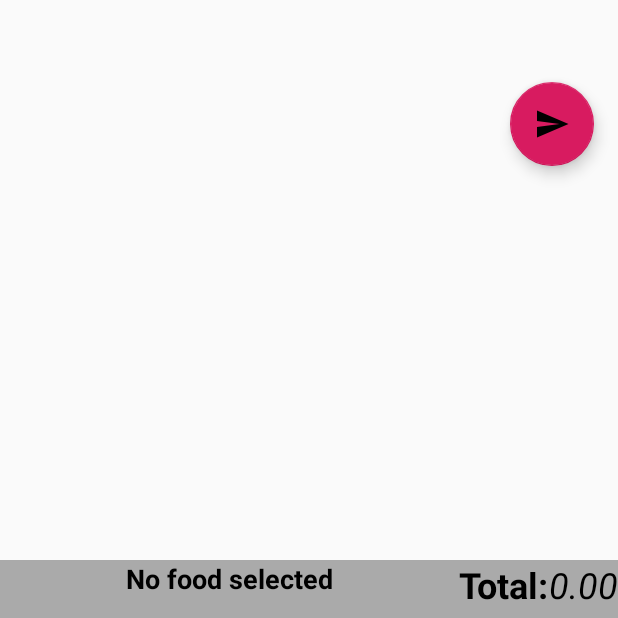
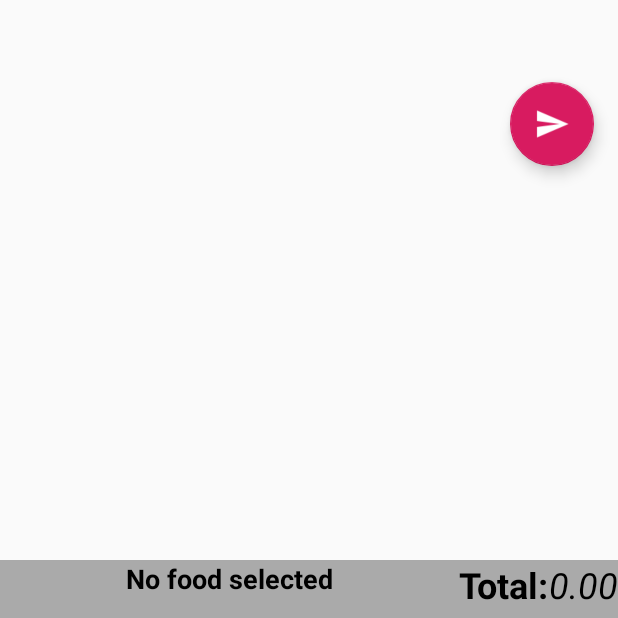
Before and after one commit to lam09/resMan-Android, an Android app: the OrderActivity screen opened directly, with no data from a screen before it, on a phone screen of 412 x 824 dp, the part 578-1196 px from its top. Run offline under Robolectric (Android 15) with nearby library versions, the phone set to English and light mode, and no system bars.

Commit message:
order activity

```diff
--- a/app/src/main/java/lam/fooapp/Utils/Constant.java
+++ b/app/src/main/java/lam/fooapp/Utils/Constant.java
@@ -4,7 +4,7 @@ public class Constant {
  //   public static final String SERVER_URL = "http://192.168.0.94:13001/";
  //public static final String SERVER_URL = "http://172.22.86.177:13001/";
     public static final String SERVER_URL = "http://10.0.10.71:13001/";
-    public static final String MAIN_SERVER_URL = "http://192.168.0.94:12001/";
+    public static final String MAIN_SERVER_URL = "http://172.18.58.81:12001/";
     public static final Integer MAX_FOOD_COUNT_ONPAGE=5;
     public static final String NEW_ORDER_URL = MAIN_SERVER_URL+"order/newOrder";
     public static final String UPDATE_ORDER_URL = MAIN_SERVER_URL+"order/update";
--- /dev/null
+++ b/app/src/main/res/anim/gps_button_animation.xml
@@ -0,0 +1,13 @@
+<?xml version="1.0" encoding="utf-8"?>
+<set xmlns:android="http://schemas.android.com/apk/res/android">
+    <scale
+        android:fromXScale="1.0"
+        android:toXScale="0.5"
+        android:fromYScale="1.0"
+        android:toYScale="0.5"
+        android:pivotX="50%"
+        android:pivotY="50%"
+        android:duration="500"
+        android:repeatCount="1"
+        android:repeatMode="reverse" />
+</set>
--- /dev/null
+++ b/app/src/main/res/anim/move_animation.xml
@@ -0,0 +1,7 @@
+<?xml version="1.0" encoding="utf-8"?>
+<set xmlns:android="http://schemas.android.com/apk/res/android">
+    <translate
+        android:toXDelta="0"
+        android:toYDelta="0"
+    />
+</set>
--- a/app/src/main/res/layout/activity_order.xml
+++ b/app/src/main/res/layout/activity_order.xml
@@ -42,13 +42,13 @@
     <!--</LinearLayout>-->
 
     <!--<android.support.design.widget.FloatingActionButton-->
-     <lam.fooapp.activity.MovableFloatingActionButton
+    <lam.fooapp.activity.MovableFloatingActionButton
         android:id="@+id/fab"
         android:layout_width="wrap_content"
         android:layout_height="wrap_content"
         android:layout_gravity="bottom|end"
         android:layout_margin="@dimen/fab_margin"
-        android:src="@drawable/ic_send_black_36dp"
+        android:src="@drawable/ic_send_white_24dp"
         app:layout_anchor="@+id/include"
         app:layout_anchorGravity="right|center" />
 
```
Also changed, not shown: app/src/main/java/lam/fooapp/activity/order/FoodAdapter.java (+11 -1 lines), app/src/main/res/layout/item_food.xml (+23 -21 lines), app/src/main/res/drawable/ic_add_circle_outline_black_18dp.png (added), app/src/main/res/drawable/ic_add_circle_outline_black_24dp.png (added), app/src/main/res/drawable/ic_add_circle_outline_black_36dp.png (added), app/src/main/res/drawable/ic_add_circle_outline_black_48dp.png (added), app/src/main/res/drawable/ic_send_white_18dp.png (added), app/src/main/res/drawable/ic_send_white_24dp.png (added), app/src/main/res/drawable/ic_send_white_36dp.png (added), app/src/main/res/drawable/ic_send_white_48dp.png (added).
